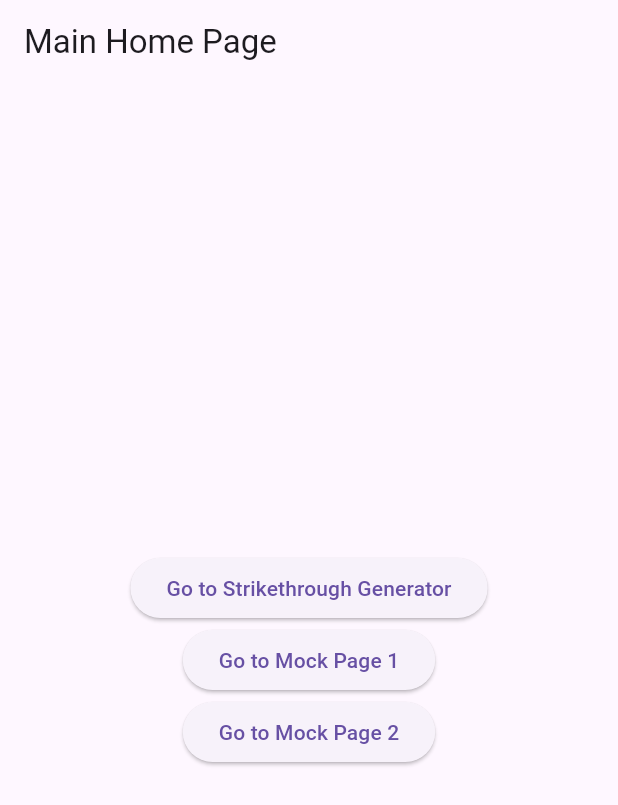
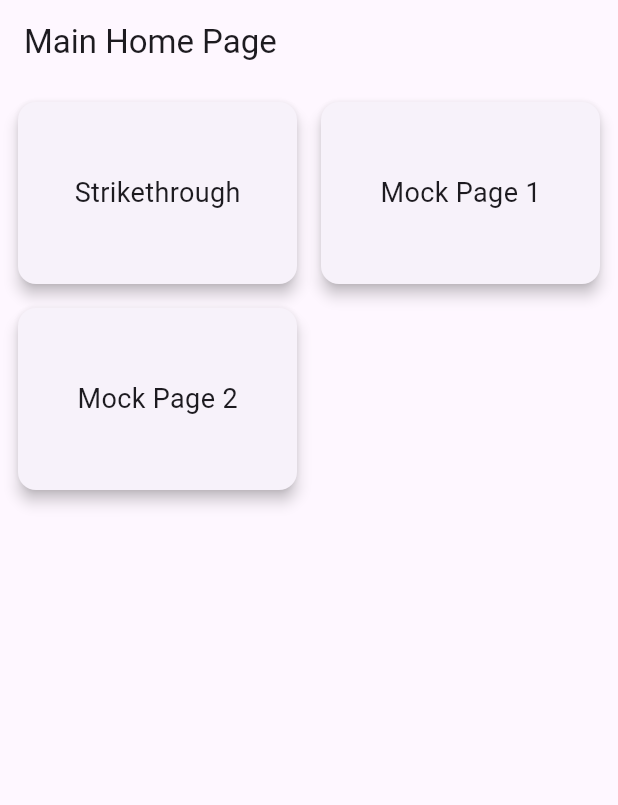
Before and after one commit to auri-gabriel/learning_flutter, a Flutter app: the screen it shows after launch, on a phone screen of 412 x 824 dp. Shown: the top 805 px of the screen. Run offline on Flutter 3.47's test engine with Material 3 defaults, Android fonts, the phone set to English and light mode, and no system bars.

Commit message:
feat: Refactor main.dart to use const constructors and improve routing structure

```diff
--- a/lib/main.dart
+++ b/lib/main.dart
@@ -1,11 +1,10 @@
 import 'package:flutter/material.dart';
 import 'package:flutter/services.dart';
-import 'package:learning_flutter/emoji_home_page.dart';
-import 'package:learning_flutter/generic_mock_page.dart';
-import 'package:learning_flutter/strikethrough_home_page.dart';
+import 'package:strikethrough_app_flutter/generic_mock_page.dart';
+import 'package:strikethrough_app_flutter/strikethrough_home_page.dart';
 
 void main() {
-  runApp(StrikethroughApp());
+  runApp(const StrikethroughApp());
 }
 
 class StrikethroughApp extends StatelessWidget {
@@ -17,10 +16,10 @@ class StrikethroughApp extends StatelessWidget {
       title: 'Unicode Strikethrough',
       initialRoute: '/',
       routes: {
-        '/': (context) => MainHomePage(),
-        '/strikethrough': (context) => StrikethroughHomePage(),
-        '/emoji': (context) => MockPage(title: 'Mock Page 1'),
-        '/mock2': (context) => MockPage(title: 'Mock Page 2'),
+        '/': (context) => const MainHomePage(),
+        '/strikethrough': (context) => const StrikethroughHomePage(),
+        '/mock1': (context) => const MockPage(title: 'Mock Page 1'),
+        '/mock2': (context) => const MockPage(title: 'Mock Page 2'),
       },
     );
   }
@@ -32,25 +31,50 @@ class MainHomePage extends StatelessWidget {
   @override
   Widget build(BuildContext context) {
     return Scaffold(
-      appBar: AppBar(title: Text('Main Home Page')),
-      body: Center(
-        child: Column(
-          mainAxisAlignment: MainAxisAlignment.center,
-          children: [
-            ElevatedButton(
-              child: Text('Go to Strikethrough Generator'),
-              onPressed: () => Navigator.pushNamed(context, '/strikethrough'),
-            ),
-            ElevatedButton(
-              child: Text('Go to Mock Page 1'),
-              onPressed: () => Navigator.pushNamed(context, '/mock1'),
-            ),
-            ElevatedButton(
-              child: Text('Go to Mock Page 2'),
-              onPressed: () => Navigator.pushNamed(context, '/mock2'),
-            ),
-          ],
-        ),
+      appBar: AppBar(title: const Text('Main Home Page')),
+      body: const GridScreen(),
+    );
+  }
+}
+
+class GridScreen extends StatelessWidget {
+  const GridScreen({super.key});
+
+  final List<Map<String, String>> routes = const [
+    {'title': 'Strikethrough', 'route': '/strikethrough'},
+    {'title': 'Mock Page 1', 'route': '/mock1'},
+    {'title': 'Mock Page 2', 'route': '/mock2'},
+  ];
+
+  @override
+  Widget build(BuildContext context) {
+    return Padding(
+      padding: const EdgeInsets.all(8.0),
+      child: GridView.count(
+        crossAxisCount: 2,
+        mainAxisSpacing: 8,
+        crossAxisSpacing: 8,
+        childAspectRatio: 3 / 2,
+        children:
+            routes.map((item) {
+              return GestureDetector(
+                onTap: () {
+                  Navigator.pushNamed(context, item['route']!);
+                },
+                child: Card(
+                  elevation: 4,
+                  shape: RoundedRectangleBorder(
+                    borderRadius: BorderRadius.circular(12),
+                  ),
+                  child: Center(
+                    child: Text(
+                      item['title']!,
+                      style: const TextStyle(fontSize: 18),
+                    ),
+                  ),
+                ),
+              );
+            }).toList(),
       ),
     );
   }
```
